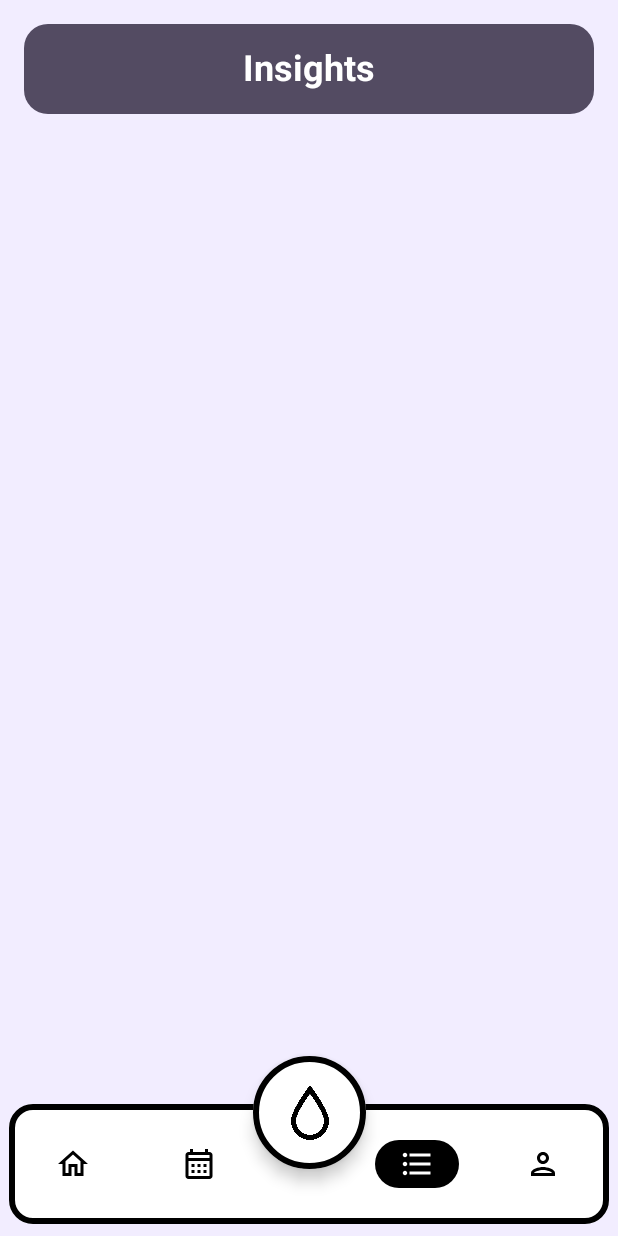
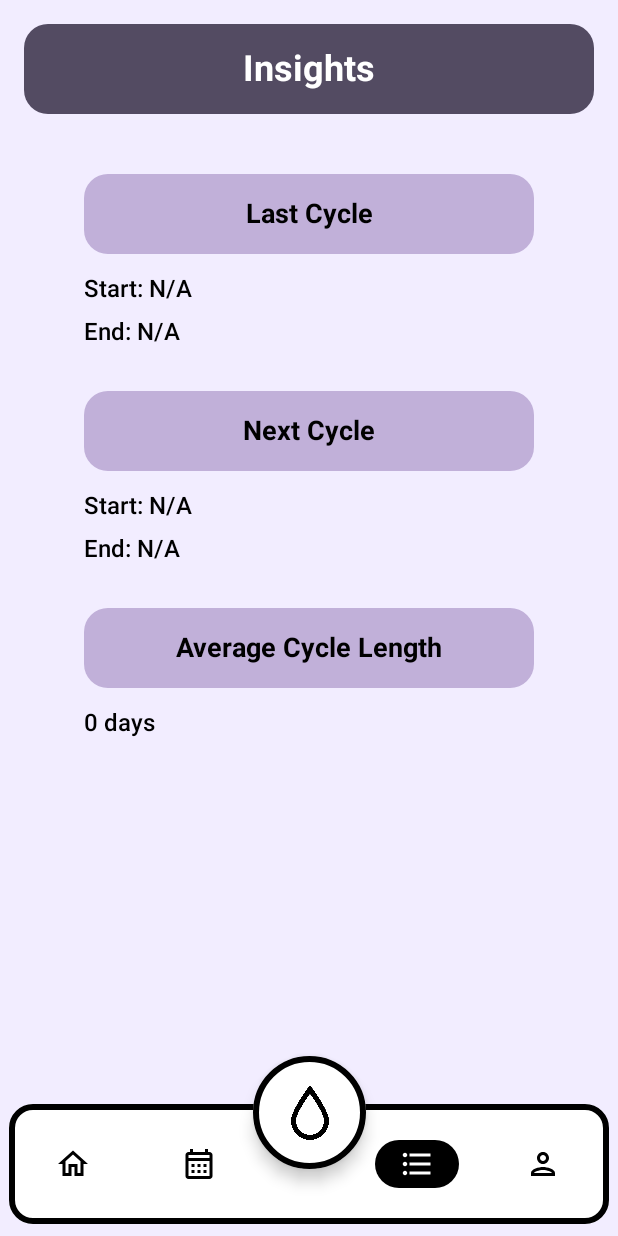
Before and after one commit to corinnahuber/luna-app, an Android app built with Jetpack Compose: the InsightsScreen screen opened through its navigation route, on a phone screen of 412 x 824 dp. Run offline under Robolectric (Android 15) with nearby library versions, the phone set to English and light mode, and no system bars; our stand-ins replace Room's generated code.

Commit message:
insights
implemented last cycle and next cycle prediction (is not 100% accurate but it works), and average cycle length

```diff
--- a/app/src/main/java/at/ac/fhstp/lunaapp/data/CycleRepository.kt
+++ b/app/src/main/java/at/ac/fhstp/lunaapp/data/CycleRepository.kt
@@ -3,6 +3,11 @@ package at.ac.fhstp.lunaapp.data
 import at.ac.fhstp.lunaapp.data.db.CycleDao
 import at.ac.fhstp.lunaapp.data.db.CycleEntity
 import kotlinx.coroutines.flow.Flow
+import kotlinx.coroutines.flow.first
+import kotlinx.coroutines.flow.map
+import kotlinx.coroutines.flow.flow
+import java.time.LocalDate
+import java.time.temporal.ChronoUnit
 
 class CycleRepository(private val cycleDao: CycleDao) {
     val allCycles: Flow<List<CycleEntity>> = cycleDao.getAllCycles()
@@ -22,4 +27,57 @@ class CycleRepository(private val cycleDao: CycleDao) {
     fun getCycleById(id: Int): Flow<CycleEntity?> {
         return cycleDao.getCycleById(id)
     }
+
+    fun getLastCycle(): Flow<CycleEntity?> {
+        return allCycles.map { cycles ->
+            val lastCycle = cycles.maxByOrNull { LocalDate.parse(it.date) }
+            lastCycle
+        }
+    }
+
+    fun getLastCycleEndDate(): Flow<LocalDate?> {
+        return allCycles.map { cycles ->
+            val monthlyCycles = cycles
+                .filter { it.flowIntensity != null }
+                .groupBy { LocalDate.parse(it.date).withDayOfMonth(1) }
+                .map { (_, entries) -> entries.minByOrNull { LocalDate.parse(it.date) } }
+                .filterNotNull()
+                .sortedBy { LocalDate.parse(it.date) }
+
+            val secondToLastCycle = if (monthlyCycles.size > 1) monthlyCycles[monthlyCycles.size - 2] else null
+            secondToLastCycle?.let { LocalDate.parse(it.date) }
+        }
+    }
+
+    fun getAverageCycleLength(): Flow<Int> {
+        return allCycles.map { cycles ->
+            val monthlyCycles = cycles
+                .filter { it.flowIntensity != null }
+                .groupBy { LocalDate.parse(it.date).withDayOfMonth(1) }
+                .map { (_, entries) -> entries.minByOrNull { LocalDate.parse(it.date) } }
+                .filterNotNull()
+                .sortedBy { LocalDate.parse(it.date) }
+
+            if (monthlyCycles.size < 2) {
+                return@map 0
+            }
+
+            val lengths = monthlyCycles.zipWithNext { a, b ->
+                val length = ChronoUnit.DAYS.between(LocalDate.parse(a.date), LocalDate.parse(b.date)).toInt()
+                length
+            }
+
+            val averageLength = lengths.filter { it > 0 }.average().toInt()
+            averageLength
+        }
+    }
+
+    fun getNextCycleStart(): Flow<LocalDate?> {
+        return flow {
+            val lastCycleDate = getLastCycleEndDate().first()
+            val averageLength = getAverageCycleLength().first()
+            val nextCycleStart = lastCycleDate?.plusDays(averageLength.toLong())
+            emit(nextCycleStart)
+        }
+    }
 }
--- a/app/src/main/java/at/ac/fhstp/lunaapp/ui/CycleViewModel.kt
+++ b/app/src/main/java/at/ac/fhstp/lunaapp/ui/CycleViewModel.kt
@@ -4,16 +4,33 @@ import androidx.lifecycle.ViewModel
 import androidx.lifecycle.viewModelScope
 import at.ac.fhstp.lunaapp.data.CycleRepository
 import at.ac.fhstp.lunaapp.data.db.CycleEntity
-import kotlinx.coroutines.flow.Flow
-import kotlinx.coroutines.flow.SharingStarted
-import kotlinx.coroutines.flow.stateIn
+import kotlinx.coroutines.flow.*
 import kotlinx.coroutines.launch
+import java.time.LocalDate
 
 class CycleViewModel(private val repository: CycleRepository) : ViewModel() {
     val allCycles: Flow<List<CycleEntity>> = repository.allCycles.stateIn(
         viewModelScope,
         SharingStarted.Lazily,
         emptyList()
+    )
+
+    val lastCycle: Flow<LocalDate?> = repository.getLastCycleEndDate().stateIn(
+        viewModelScope,
+        SharingStarted.Lazily,
+        null
+    )
+
+    val averageCycleLength: Flow<Int> = repository.getAverageCycleLength().stateIn(
+        viewModelScope,
+        SharingStarted.Lazily,
+        0
+    )
+
+    val nextCycleStart: Flow<LocalDate?> = repository.getNextCycleStart().stateIn(
+        viewModelScope,
+        SharingStarted.Lazily,
+        null
     )
 
     fun insert(cycle: CycleEntity, onInserted: (Long) -> Unit) = viewModelScope.launch {
--- a/app/src/main/java/at/ac/fhstp/lunaapp/ui/InsightsScreen.kt
+++ b/app/src/main/java/at/ac/fhstp/lunaapp/ui/InsightsScreen.kt
@@ -1,27 +1,43 @@
 package at.ac.fhstp.lunaapp.ui
 
+import android.content.Context
 import androidx.compose.foundation.background
-import androidx.compose.foundation.layout.Box
-import androidx.compose.foundation.layout.Spacer
-import androidx.compose.foundation.layout.fillMaxWidth
-import androidx.compose.foundation.layout.height
-import androidx.compose.foundation.layout.padding
+import androidx.compose.foundation.layout.*
 import androidx.compose.foundation.shape.RoundedCornerShape
 import androidx.compose.material3.Text
 import androidx.compose.runtime.Composable
+import androidx.compose.runtime.collectAsState
+import androidx.compose.runtime.getValue
 import androidx.compose.ui.Alignment
 import androidx.compose.ui.Modifier
 import androidx.compose.ui.graphics.Color
 import androidx.compose.ui.text.font.FontWeight
+import androidx.compose.ui.text.style.TextAlign
 import androidx.compose.ui.unit.dp
 import androidx.compose.ui.unit.sp
+import androidx.lifecycle.viewmodel.compose.viewModel
+import at.ac.fhstp.lunaapp.data.CycleRepository
+import at.ac.fhstp.lunaapp.data.db.CycleDatabase
+import java.time.LocalDate
+import java.time.format.DateTimeFormatter
 
 @Composable
-fun InsightsScreen() {
+fun InsightsScreen(context: Context, viewModel: CycleViewModel = viewModel(factory = CycleViewModelFactory(CycleRepository(CycleDatabase.getDatabase(context).cycleDao())))) {
+    val lastCycleEndDate by viewModel.lastCycle.collectAsState(initial = null)
+    val averageCycleLength by viewModel.averageCycleLength.collectAsState(initial = 0)
+    val nextCycleStart by viewModel.nextCycleStart.collectAsState(initial = null)
+
+    val dateFormatter = DateTimeFormatter.ofPattern("dd/MM/yyyy")
+
+    Column(
+        modifier = Modifier
+            .fillMaxWidth()
+            .padding(16.dp),
+        horizontalAlignment = Alignment.CenterHorizontally
+    ) {
         Box(
             modifier = Modifier
                 .fillMaxWidth()
-            .padding(16.dp)
                 .height(60.dp)
                 .background(Color(0xFF534B62), RoundedCornerShape(16.dp)),
             contentAlignment = Alignment.Center
@@ -35,4 +51,112 @@ fun InsightsScreen() {
         }
 
         Spacer(modifier = Modifier.height(40.dp))
+
+        // Last Period Section
+        Box(
+            modifier = Modifier
+                .width(300.dp)
+                .background(Color(0xFFC1B0D9), RoundedCornerShape(16.dp))
+                .padding(16.dp),
+            contentAlignment = Alignment.Center
+        ) {
+            Text(
+                text = "Last Cycle",
+                color = Color.Black,
+                fontSize = 18.sp,
+                fontWeight = FontWeight.Bold
+            )
         }
+        Spacer(modifier = Modifier.height(14.dp))
+        Row(modifier = Modifier.fillMaxWidth()) {
+            Spacer(modifier = Modifier.width(40.dp))
+            Text(
+                text = "Start: ${lastCycleEndDate?.format(dateFormatter) ?: "N/A"}",
+                color = Color.Black,
+                fontSize = 16.sp,
+                fontWeight = FontWeight.Medium,
+                textAlign = TextAlign.Start
+            )
+        }
+        Spacer(modifier = Modifier.height(10.dp))
+        Row(modifier = Modifier.fillMaxWidth()) {
+            Spacer(modifier = Modifier.width(40.dp))
+            Text(
+                text = "End: ${lastCycleEndDate?.plusDays(averageCycleLength.toLong())?.format(dateFormatter) ?: "N/A"}",
+                color = Color.Black,
+                fontSize = 16.sp,
+                fontWeight = FontWeight.Medium,
+                textAlign = TextAlign.Start
+            )
+        }
+
+        Spacer(modifier = Modifier.height(30.dp))
+
+        // Next Period Section
+        Box(
+            modifier = Modifier
+                .width(300.dp)
+                .background(Color(0xFFC1B0D9), RoundedCornerShape(16.dp))
+                .padding(16.dp),
+            contentAlignment = Alignment.Center
+        ) {
+            Text(
+                text = "Next Cycle",
+                color = Color.Black,
+                fontSize = 18.sp,
+                fontWeight = FontWeight.Bold
+            )
+        }
+        Spacer(modifier = Modifier.height(14.dp))
+        Row(modifier = Modifier.fillMaxWidth()) {
+            Spacer(modifier = Modifier.width(40.dp))
+            Text(
+                text = "Start: ${nextCycleStart?.format(dateFormatter) ?: "N/A"}",
+                color = Color.Black,
+                fontSize = 16.sp,
+                fontWeight = FontWeight.Medium,
+                textAlign = TextAlign.Start
+            )
+        }
+        Spacer(modifier = Modifier.height(10.dp))
+        Row(modifier = Modifier.fillMaxWidth()) {
+            Spacer(modifier = Modifier.width(40.dp))
+            Text(
+                text = "End: ${nextCycleStart?.plusDays(averageCycleLength.toLong())?.format(dateFormatter) ?: "N/A"}",
+                color = Color.Black,
+                fontSize = 16.sp,
+                fontWeight = FontWeight.Medium,
+                textAlign = TextAlign.Start
+            )
+        }
+
+        Spacer(modifier = Modifier.height(30.dp))
+
+        // Average Cycle Length Section
+        Box(
+            modifier = Modifier
+                .width(300.dp)
+                .background(Color(0xFFC1B0D9), RoundedCornerShape(16.dp))
+                .padding(16.dp),
+            contentAlignment = Alignment.Center
+        ) {
+            Text(
+                text = "Average Cycle Length",
+                color = Color.Black,
+                fontSize = 18.sp,
+                fontWeight = FontWeight.Bold
+            )
+        }
+        Spacer(modifier = Modifier.height(14.dp))
+        Row(modifier = Modifier.fillMaxWidth()) {
+            Spacer(modifier = Modifier.width(40.dp))
+            Text(
+                text = "$averageCycleLength days",
+                color = Color.Black,
+                fontSize = 16.sp,
+                fontWeight = FontWeight.Medium,
+                textAlign = TextAlign.Start
+            )
+        }
+    }
+}
--- a/app/src/main/java/at/ac/fhstp/lunaapp/ui/LunaUI.kt
+++ b/app/src/main/java/at/ac/fhstp/lunaapp/ui/LunaUI.kt
@@ -208,7 +208,7 @@ fun LunaApp(cycleViewModel: CycleViewModel, profileViewModel: ProfileViewModel)
                 composable("home") { HomeScreen() }
                 composable("calendar") { CalendarScreen(viewModel = cycleViewModel, navController = navController) }
                 composable("add_cycle") { AddCycleScreen(cycleRepository = cycleRepository, navController = navController) }
-                composable("insights") { InsightsScreen() }
+                composable("insights") { InsightsScreen(context = context) }
                 composable("profile") { ProfileScreen(navController, profileViewModel) }
                 composable("profile_edit") { ProfileEditScreen(navController, profileViewModel) }
                 composable("single_cycle_entry/{cycleId}") { backStackEntry ->
```
Lines whose indentation alone changed are shown as unchanged.
